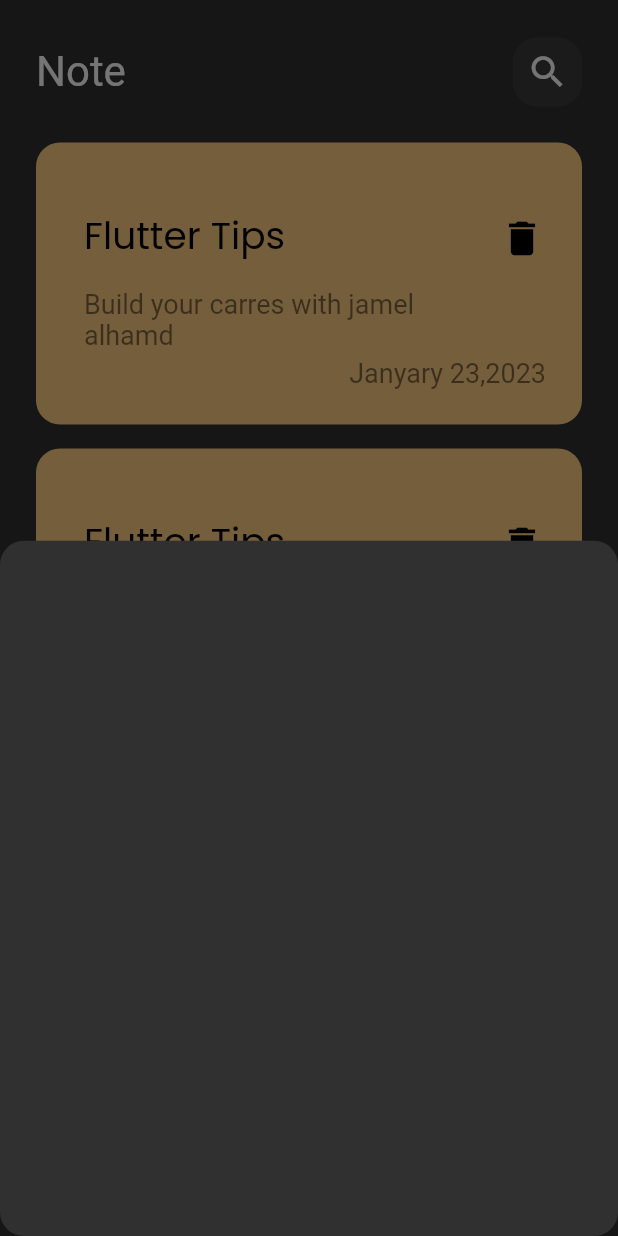
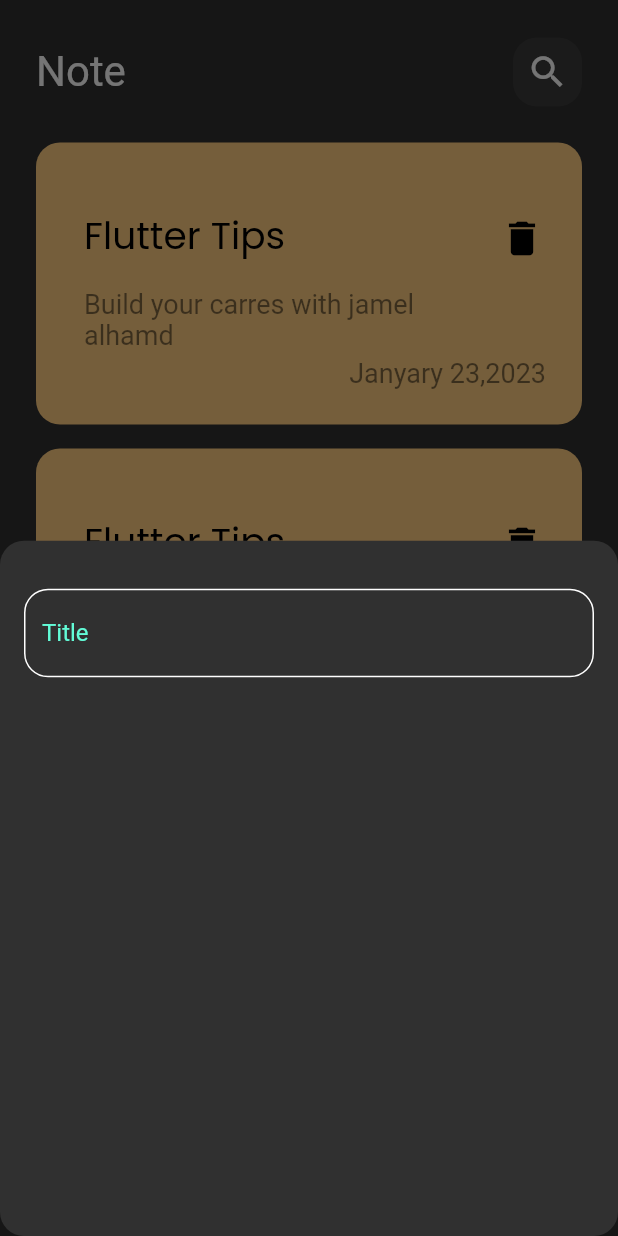
Before and after one commit to jamelalhamd/notes-app, a Flutter app: the screen it shows after launch, after a tap on the "add" icon, on a phone screen of 412 x 824 dp. Run offline on Flutter 3.47's test engine with Material 2 defaults, Android fonts, the phone set to English and light mode, and no system bars; Roboto replaces fonts that are missing (ssets/fonts/Poppins-Regular.ttf).

Commit message:
create textfile

```diff
--- a/lib/Widget/resublewidget.dart
+++ b/lib/Widget/resublewidget.dart
@@ -116,13 +116,65 @@
    @override
    Widget build(BuildContext context) {
      return  Container(
-       child: Column(
-         children: [
-
-         ],
+       child: Padding(
+         padding: const EdgeInsets.symmetric(horizontal: 16),
+         child: Column(
+           children: [
+             SizedBox(height: 32),
+             Customtextfield(),
+           ],
+         ),
        ),
 
 
      );
    }
  }
+
+ class Customtextfield extends StatelessWidget {
+   const Customtextfield({super.key});
+
+   @override
+   Widget build(BuildContext context) {
+
+     return TextField(
+
+       cursorColor:Kprimarycolor,
+
+
+       decoration: InputDecoration(
+
+         hintText: "Title",
+         hintStyle: TextStyle(color: Kprimarycolor),
+
+         border: buildOutlineInputBorderCustomer(
+
+       ),
+
+         enabledBorder: buildOutlineInputBorderCustomer(),
+         focusedBorder: buildOutlineInputBorderCustomer2(),
+
+       ),
+     );
+   }
+
+
+   OutlineInputBorder buildOutlineInputBorderCustomer() {
+     return OutlineInputBorder(borderRadius: BorderRadius.circular(16),
+         borderSide: BorderSide(color: Colors.white));
+   }
+
+   OutlineInputBorder buildOutlineInputBorderCustomer2() {
+     return OutlineInputBorder(borderRadius: BorderRadius.circular(16),
+         borderSide: BorderSide(color: Kprimarycolor));
+   }
+
+   OutlineInputBorder buildOutlineInputBorderCustomer1() {
+     return OutlineInputBorder(borderRadius: BorderRadius.circular(16),
+         borderSide: BorderSide(color: Kprimarycolor));
+   }
+ }
+
+
+
+const Color Kprimarycolor=Color(0xff62FCD7);
```
